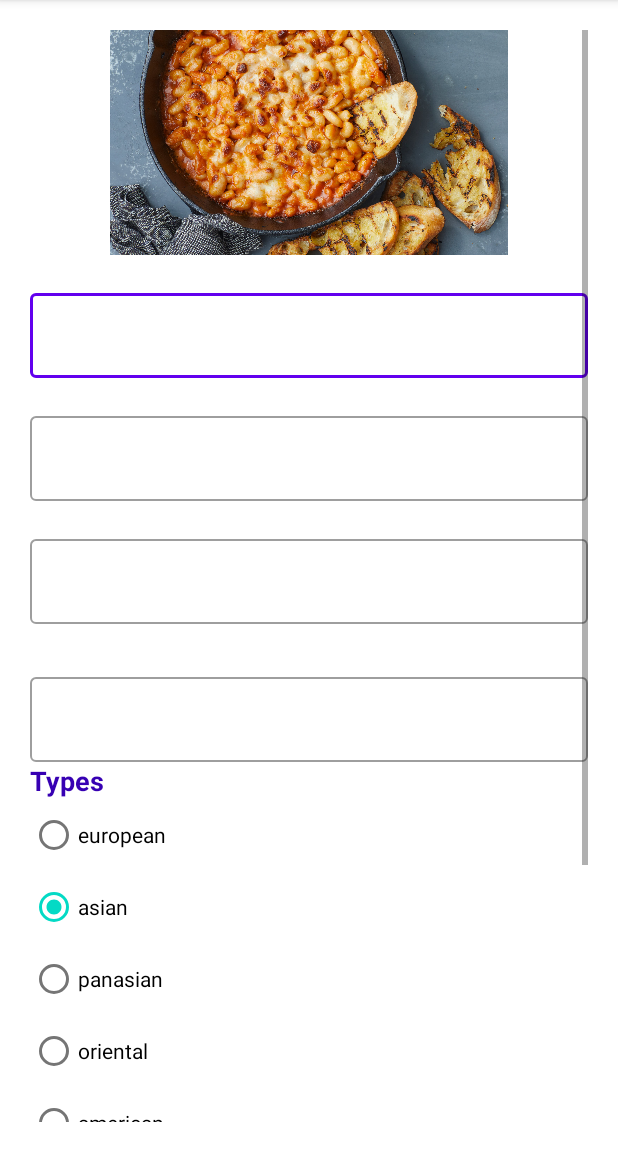
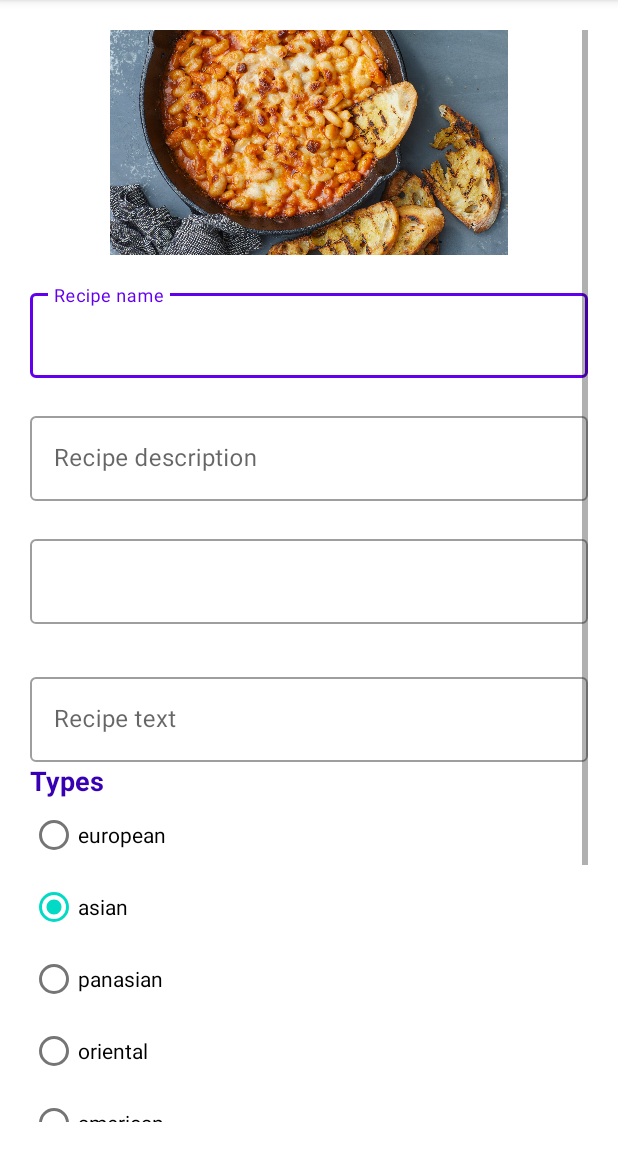
Before and after one commit to ProgGrind/NeRecipeApp, an Android app: the RecipeCreationFragment screen opened through its navigation route, on a phone screen of 412 x 824 dp, the part 84-1236 px from its top. Run offline under Robolectric (Android 15) with nearby library versions, the phone set to English and light mode, and no system bars; our stand-ins replace navigation-ui.

Commit message:
Fixed editing recipe bug and fixed filters bugs

```diff
--- a/app/src/main/java/ru/netology/nerecipeapp/activity/RecipeFilterFragment.kt
+++ b/app/src/main/java/ru/netology/nerecipeapp/activity/RecipeFilterFragment.kt
@@ -6,10 +6,12 @@ import android.view.ViewGroup
 import android.widget.Toast
 import androidx.fragment.app.Fragment
 import androidx.fragment.app.setFragmentResult
+import androidx.fragment.app.setFragmentResultListener
 import androidx.fragment.app.viewModels
 import androidx.navigation.fragment.findNavController
 import ru.netology.nerecipeapp.adapter.showCategories
 import ru.netology.nerecipeapp.data.Category
+import ru.netology.nerecipeapp.data.Recipe
 import ru.netology.nerecipeapp.databinding.FragmentRecipeFilterBinding
 import ru.netology.nerecipeapp.viewModel.RecipeViewModel
 
@@ -23,7 +25,6 @@ class RecipeFilterFragment : Fragment() {
         container: ViewGroup?,
         savedInstanceState: Bundle?
     ) = FragmentRecipeFilterBinding.inflate(layoutInflater, container, false).also { binding ->
-
 
         with(binding) {
             checkboxEu.text = checkboxEu.context.showCategories(Category.European)
--- a/app/src/main/java/ru/netology/nerecipeapp/adapter/RecipesAdapter.kt
+++ b/app/src/main/java/ru/netology/nerecipeapp/adapter/RecipesAdapter.kt
@@ -58,7 +58,6 @@ class RecipesAdapter(
 
         init {
             binding.recipeName.setOnClickListener { listener.onRecipeCardClicked(recipe) }
-            binding.recipeTime.setOnClickListener { listener.onRecipeCardClicked(recipe) }
             binding.recipeIcon.setOnClickListener { listener.onRecipeCardClicked(recipe) }
         }
 
@@ -70,7 +69,6 @@ class RecipesAdapter(
         fun bind(recipe: Recipe) {
             this.recipe = recipe
             with(binding) {
-                recipeTime.text = recipe.time
                 recipeName.text = recipe.name
                 like.isChecked = recipe.like
             }
--- a/app/src/main/java/ru/netology/nerecipeapp/viewModel/RecipeViewModel.kt
+++ b/app/src/main/java/ru/netology/nerecipeapp/viewModel/RecipeViewModel.kt
@@ -26,11 +26,17 @@ class RecipeViewModel(
     private var categoriesFilter: List<Category> = Category.values().toList()
     var setCategoryFilter = false
 
-    var likeFilter: MutableLiveData<Boolean> = MutableLiveData()
 
-    init {
-        likeFilter.value = false
-    }
+//    var likeFilter: MutableLiveData<Boolean> = MutableLiveData()
+//    var filterFilter: MutableLiveData<Boolean> = MutableLiveData()
+//
+//    init {
+//        likeFilter.value = false
+//    }
+//
+//    init {
+//        filterFilter.value = false
+//    }
 
 
     fun onSaveButtonClicked(recipe: Recipe) {
--- a/app/src/main/res/color/like_tint.xml
+++ b/app/src/main/res/color/like_tint.xml
@@ -1,6 +1,6 @@
 <?xml version="1.0" encoding="utf-8"?>
 <selector xmlns:android="http://schemas.android.com/apk/res/android">
     <item android:color="#ff0000" android:state_checked="true" />
-    <item android:color="?attr/colorControlNormal"/>
+    <item android:color="#ffffff"/>
 
 </selector>
--- a/app/src/main/res/layout/fragment_recipe_creation.xml
+++ b/app/src/main/res/layout/fragment_recipe_creation.xml
@@ -40,7 +40,8 @@
 
         <com.google.android.material.textfield.TextInputLayout
             android:id="@+id/name"
-            style="@style/fullWidthTextInputLayout">
+            style="@style/fullWidthTextInputLayout"
+            android:hint="@string/recipe_name">
 
             <com.google.android.material.textfield.TextInputEditText
                 android:id="@+id/recipeName"
@@ -54,7 +55,8 @@
 
         <com.google.android.material.textfield.TextInputLayout
             android:id="@+id/txtRecipeDescription"
-            style="@style/fullWidthTextInputLayout">
+            style="@style/fullWidthTextInputLayout"
+            android:hint="@string/recipe_description">
 
             <com.google.android.material.textfield.TextInputEditText
                 android:id="@+id/txtRecipeDescriptionInput"
@@ -70,7 +72,7 @@
         <com.google.android.material.textfield.TextInputLayout
             android:id="@+id/txtTime"
             style="@style/fullWidthTextInputLayout"
-            app:suffixText="@string/recipe_time_suffix">
+            app:suffixText="Minutes">
 
             <com.google.android.material.textfield.TextInputEditText
                 android:id="@+id/txtTimeInput"
@@ -85,7 +87,8 @@
 
         <com.google.android.material.textfield.TextInputLayout
             android:id="@+id/txtRecipe"
-            style="@style/fullWidthTextInputLayout">
+            style="@style/fullWidthTextInputLayout"
+            android:hint="@string/recipe_text">
 
             <com.google.android.material.textfield.TextInputEditText
                 android:id="@+id/recipeEnterField"
--- a/app/src/main/res/layout/fragment_recipe_view_fragment.xml
+++ b/app/src/main/res/layout/fragment_recipe_view_fragment.xml
@@ -72,7 +72,7 @@
                 android:id="@+id/textTime"
                 style="@style/section_title"
                 android:textSize="16sp"
-                tools:text="13"/>
+                tools:text="0"/>
             <Space
                 android:layout_width="0dp"
                 android:layout_height="@dimen/app_padding" />
@@ -87,7 +87,7 @@
                 android:id="@+id/recipeCategory"
                 android:layout_width="wrap_content"
                 android:layout_height="wrap_content"
-                tools:text="one random category"/>
+                tools:text="European"/>
 
             <Space
                 android:layout_width="0dp"
@@ -107,7 +107,7 @@
                 android:id="@+id/recipeDetail"
                 android:layout_width="wrap_content"
                 android:layout_height="wrap_content"
-                tools:text="one random recipe"/>
+                tools:text="We need to put smthg into smthng"/>
 
         </LinearLayout>
 
--- a/app/src/main/res/values/strings.xml
+++ b/app/src/main/res/values/strings.xml
@@ -3,7 +3,6 @@
     <string name="cookbook">cookbook</string>
     <string name="search">search</string>
     <string name="content_description_search">search</string>
-    <string name="recipe_description">Description</string>
     <string name="content_description_more">more</string>
     <string name="add">add</string>
     <string name="remove">remove</string>
@@ -17,11 +16,7 @@
     <string name="american">american</string>
     <string name="russian">russian</string>
     <string name="mediterranean">mediterranean</string>
-
-
-    <string name="name">Name</string>
     <string name="category">Categories</string>
-    <string name="recipe_time_suffix">Minutes</string>
     <string name="recipe_time">Time</string>
     <string name="enter_recipe">Enter recipe</string>
     <string name="create_recipe">create recipe</string>
@@ -32,7 +27,6 @@
     <string name="hello_blank_fragment">Hello blank fragment</string>
     <string name="set_filter">Set filter</string>
     <string name="adding_recipe">adding recipe</string>
-    <string name="filter" />
     <string name="open_filter">Open filter</string>
     <string name="menu">menu</string>
     <string name="remove_big">Remove</string>
@@ -43,4 +37,7 @@
     <string name="likesBar">Likes</string>
     <string name="nothing_added">Nothing added</string>
     <string name="cancel_filter">cancel filter</string>
+    <string name="recipe_name">Recipe name</string>
+    <string name="recipe_text">Recipe text</string>
+    <string name="recipe_description">Recipe description</string>
 </resources>
```
Also changed, not shown: app/src/main/java/ru/netology/nerecipeapp/data/Recipe.kt (+0 -12 lines), app/src/main/res/layout/recipe.xml (+2 -6 lines).
